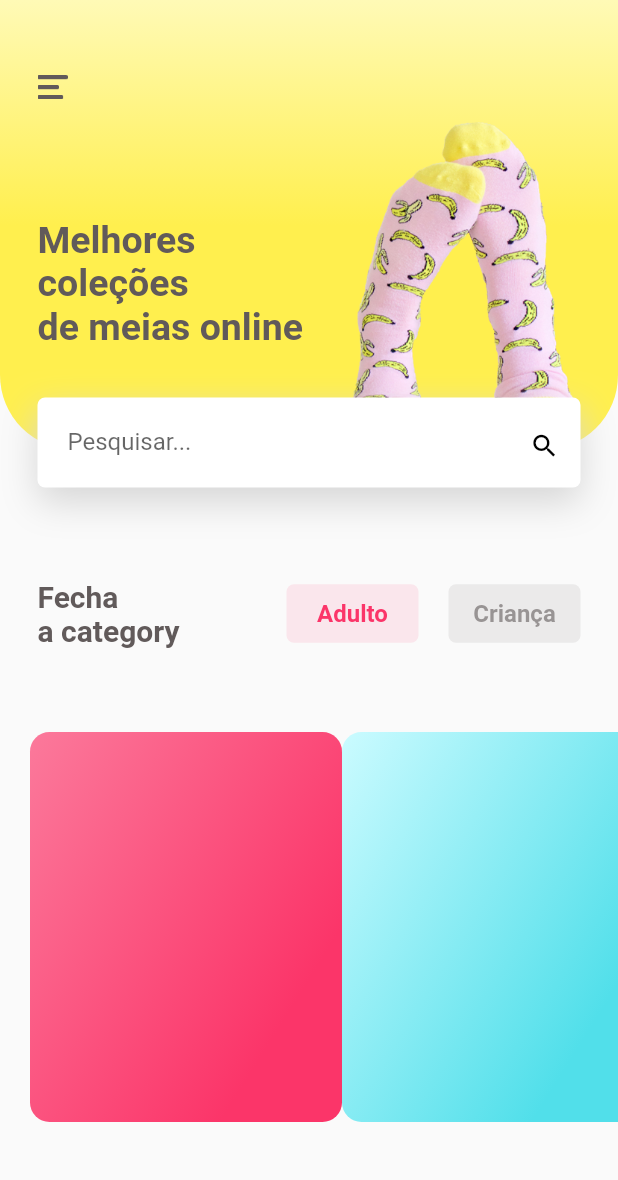
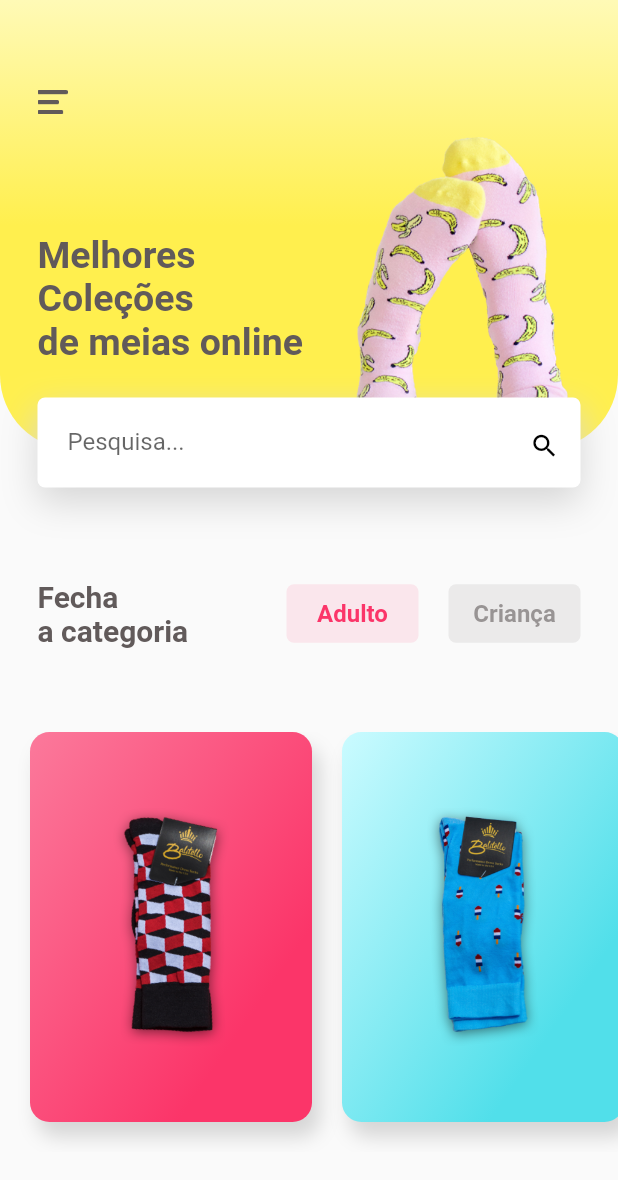
Before and after one commit to CristianoDaSilvaFerreira/shop-ui, a Flutter app: the screen it shows after launch, on a phone screen of 412 x 824 dp. Shown: the top 1180 px of the screen. Run offline on Flutter 3.47's test engine with Material 2 defaults, Android fonts, the phone set to English and light mode, and no system bars; our stand-ins replace page_transition, simple_animations.

Commit message:
Refatorando o codigo
Arrumando erro de implementação da chamada da class makeCard, retirando a mesma por estar gerando uma incompatibilidade com o código original.
Criando o folder da class FadeAnimation e sua respectiva chamada na class main. Assim com a class ViewSockes

```diff
--- /dev/null
+++ b/lib/Animations/FadeAnimation.dart
@@ -0,0 +1,43 @@
+import 'package:flutter/material.dart';
+import 'package:simple_animations/simple_animations.dart';
+
+class FadeAnimation extends StatelessWidget {
+  final double delay;
+  final Widget child;
+
+  FadeAnimation(this.delay, this.child);
+
+  @override
+  Widget build(BuildContext context) {
+    final tween = MultiTrackTween(
+      [
+        Track("opacity").add(
+          Duration(milliseconds: 500),
+          Tween(begin: 0.0, end: 1.0),
+        ),
+        Track("translateY").add(
+          Duration(milliseconds: 500),
+          Tween(begin: -130.0, end: 0.0),
+          curve: Curves.easeOut,
+        ),
+      ],
+    );
+
+    return ControlledAnimation(
+      delay: Duration(milliseconds: (500 * delay).round()),
+      duration: tween.duration,
+      tween: tween,
+      child: child,
+      builderWithChild: (context, child, animation) => Opacity(
+        opacity: animation["opacity"],
+        child: Transform.translate(
+          offset: Offset(
+            0,
+            animation["translateY"],
+          ),
+          child: child,
+        ),
+      ),
+    );
+  }
+}
--- a/lib/card/makeCard.dart
+++ /dev/null
@@ -1,22 +0,0 @@
-import 'package:flutter/material.dart';
-
-Widget makeCard({context, startColor, endColor, image}) {
-  return GestureDetector(
-    onTap: () {},
-    child: AspectRatio(
-      aspectRatio: 4 / 5,
-      child: Container(
-        decoration: BoxDecoration(
-          borderRadius: BorderRadius.circular(13),
-          gradient: LinearGradient(
-            begin: Alignment.topLeft,
-            colors: [
-              startColor,
-              endColor,
-            ],
-          ),
-        ),
-      ),
-    ),
-  );
-}
--- a/lib/main.dart
+++ b/lib/main.dart
@@ -1,15 +1,18 @@
 import 'package:flutter/material.dart';
 import 'package:flutter/services.dart';
-import 'package:flutter/widgets.dart';
+import 'package:page_transition/page_transition.dart';
 
-import 'card/makeCard.dart';
+import 'Animations/FadeAnimation.dart';
+import 'ViewSockes.dart';
 
 void main() {
   SystemChrome.setPreferredOrientations([DeviceOrientation.portraitUp]);
-  runApp(MaterialApp(
+  runApp(
+    MaterialApp(
       debugShowCheckedModeBanner: false,
       home: HomePage(),
-  ));
+    ),
+  );
 }
 
 class HomePage extends StatelessWidget {
@@ -18,19 +21,17 @@ class HomePage extends StatelessWidget {
     return Scaffold(
       body: SingleChildScrollView(
         child: Column(
-          children: [
+          children: <Widget>[
+            FadeAnimation(
+                1,
                 Container(
                   height: 300,
                   width: double.infinity,
-              padding: EdgeInsets.only(
-                left: 25,
-                right: 25,
-                top: 50,
-              ),
+                  padding: EdgeInsets.only(left: 25, right: 25, top: 60),
                   decoration: BoxDecoration(
                     borderRadius: BorderRadius.only(
-                  bottomRight: Radius.circular(50),
-                  bottomLeft: Radius.circular(50),
+                      bottomRight: Radius.circular(50.0),
+                      bottomLeft: Radius.circular(50.0),
                     ),
                     gradient: LinearGradient(
                       begin: Alignment.topRight,
@@ -43,9 +44,12 @@ class HomePage extends StatelessWidget {
                   child: Column(
                     crossAxisAlignment: CrossAxisAlignment.start,
                     children: <Widget>[
+                      FadeAnimation(
+                        1,
                         Image.asset(
                           'assets/menu.png',
                           width: 20,
+                        ),
                       ),
                       SizedBox(
                         height: 15,
@@ -56,8 +60,10 @@ class HomePage extends StatelessWidget {
                         children: <Widget>[
                           Expanded(
                             flex: 4,
-                        child: Text(
-                          "Melhores coleções \nde meias online",
+                            child: FadeAnimation(
+                              1.2,
+                              Text(
+                                'Melhores Coleções \nde meias online',
                                 style: TextStyle(
                                   fontSize: 25,
                                   fontWeight: FontWeight.bold,
@@ -65,35 +71,36 @@ class HomePage extends StatelessWidget {
                                 ),
                               ),
                             ),
+                          ),
                           Expanded(
                             flex: 3,
-                        child: Image.asset(
-                          'assets/header-socks.png',
+                            child: FadeAnimation(
+                              1.3,
+                              Image.asset('assets/header-socks.png'),
                             ),
                           ),
                         ],
                       )
                     ],
                   ),
-            ),
+                )),
             Transform.translate(
               offset: Offset(0, -35),
-              child: Container(
+              child: FadeAnimation(
+                1.2,
+                Container(
                   height: 60,
-                padding: EdgeInsets.only(
-                  left: 20,
-                  top: 8,
-                ),
+                  padding: EdgeInsets.only(left: 20, top: 8),
                   margin: EdgeInsets.symmetric(horizontal: 25),
                   decoration: BoxDecoration(
                     boxShadow: [
                       BoxShadow(
                         color: Colors.grey[350],
-                      blurRadius: 20,
-                      offset: Offset(0, 10),
-                    )
+                        blurRadius: 20.0,
+                        offset: Offset(0, 10.0),
+                      ),
                     ],
-                  borderRadius: BorderRadius.circular(5),
+                    borderRadius: BorderRadius.circular(5.0),
                     color: Colors.white,
                   ),
                   child: TextField(
@@ -101,10 +108,11 @@ class HomePage extends StatelessWidget {
                       suffixIcon: Icon(
                         Icons.search,
                         color: Colors.black,
-                      size: 20,
+                        size: 20.0,
                       ),
                       border: InputBorder.none,
-                    hintText: 'Pesquisar...',
+                      hintText: 'Pesquisa...',
+                    ),
                   ),
                 ),
               ),
@@ -116,25 +124,30 @@ class HomePage extends StatelessWidget {
                 children: <Widget>[
                   Row(
                     mainAxisAlignment: MainAxisAlignment.spaceBetween,
-                    children: [
+                    children: <Widget>[
+                      FadeAnimation(
+                        1.2,
                         Text(
-                        'Fecha \na category',
+                          'Fecha \na categoria',
                           style: TextStyle(
                             fontWeight: FontWeight.bold,
                             fontSize: 20,
                             color: Color.fromRGBO(97, 90, 90, 1),
                           ),
                         ),
+                      ),
                       Container(
                         child: Row(
                           children: <Widget>[
+                            FadeAnimation(
+                                1.2,
                                 FlatButton(
                                   shape: RoundedRectangleBorder(
                                     borderRadius: BorderRadius.circular(5),
                                   ),
                                   padding: EdgeInsets.all(10),
                                   onPressed: () {},
-                              color: Color.fromRGBO(251, 51, 105, 0.1),
+                                  color: Color.fromRGBO(251, 53, 105, 0.1),
                                   child: Text(
                                     'Adulto',
                                     style: TextStyle(
@@ -142,8 +155,12 @@ class HomePage extends StatelessWidget {
                                         fontSize: 16,
                                         fontWeight: FontWeight.bold),
                                   ),
+                                )),
+                            SizedBox(
+                              width: 20.0,
                             ),
-                            SizedBox(width: 20),
+                            FadeAnimation(
+                                1.3,
                                 FlatButton(
                                   shape: RoundedRectangleBorder(
                                     borderRadius: BorderRadius.circular(5),
@@ -158,17 +175,17 @@ class HomePage extends StatelessWidget {
                                         fontSize: 16,
                                         fontWeight: FontWeight.bold),
                                   ),
-                            ),
+                                )),
                           ],
                         ),
                       )
-                    ], // <Widget>[]
-                  ),
+                    ],
+                  )
                 ],
               ),
             ),
             SizedBox(
-              height: 30,
+              height: 30.0,
             ),
             Container(
               height: 280,
@@ -177,24 +194,67 @@ class HomePage extends StatelessWidget {
                 padding: EdgeInsets.only(bottom: 20, left: 20),
                 scrollDirection: Axis.horizontal,
                 children: <Widget>[
+                  FadeAnimation(
+                    1.3,
                     makeCard(
                         context: context,
                         startColor: Color.fromRGBO(251, 121, 155, 1),
                         endColor: Color.fromRGBO(251, 53, 105, 1),
-                    image: 'assets/sockes-one.png',
+                        image: 'assets/socks-one.png'),
                   ),
+                  FadeAnimation(
+                    1.4,
                     makeCard(
                         context: context,
                         startColor: Color.fromRGBO(203, 251, 255, 1),
                         endColor: Color.fromRGBO(81, 223, 234, 1),
-                    image: 'assets/sockes-two.png',
+                        image: 'assets/socks-two.png'),
                   ),
                 ],
               ),
             )
-          ], // <Widget>[]
+          ],
         ),
       ),
     );
   }
 }
+
+Widget makeCard({context, startColor, endColor, image}) {
+  return GestureDetector(
+    onTap: () {
+      Navigator.push(
+        context,
+        PageTransition(
+          type: PageTransitionType.fade,
+          child: ViewSocks(),
+        ),
+      );
+    },
+    child: AspectRatio(
+      aspectRatio: 4 / 5,
+      child: Container(
+        margin: EdgeInsets.only(right: 20),
+        decoration: BoxDecoration(
+            borderRadius: BorderRadius.circular(13.0),
+            gradient: LinearGradient(
+              begin: Alignment.topLeft,
+              colors: [startColor, endColor],
+            ),
+            boxShadow: [
+              BoxShadow(
+                color: Colors.grey[350],
+                blurRadius: 10,
+                offset: Offset(5, 10),
+              )
+            ]),
+        child: Padding(
+          padding: EdgeInsets.all(50),
+          child: Center(
+            child: Image.asset(image),
+          ),
+        ),
+      ),
+    ),
+  );
+}
```
Also changed, not shown: lib/ViewSockes.dart (added, +389 -0 lines). Lines whose indentation alone changed are shown as unchanged.
